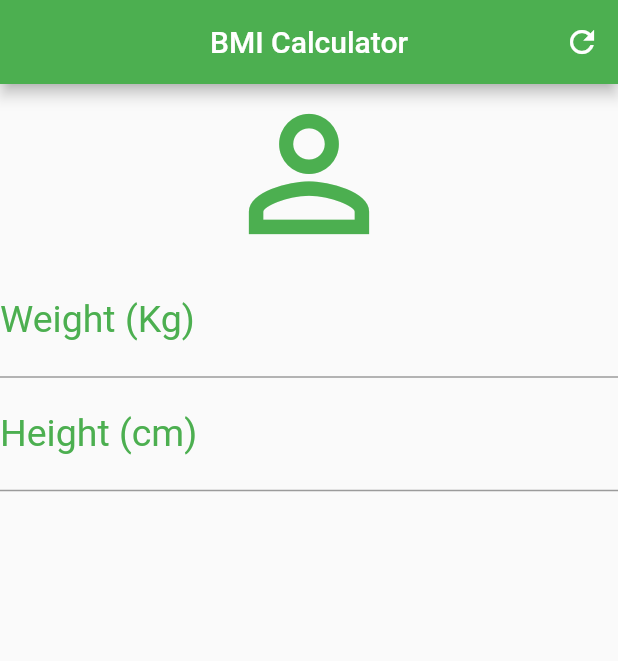
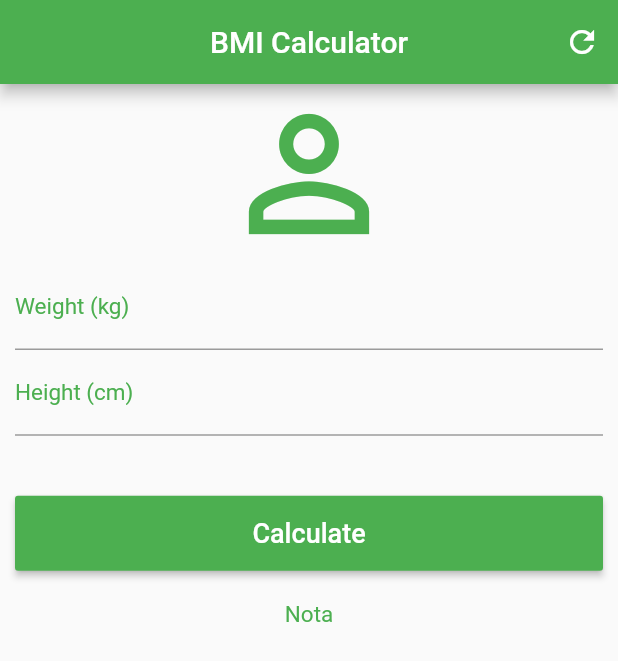
Before and after one commit to Wkerlyson/calculator-bmi, a Flutter app: the screen it shows after launch, on a phone screen of 412 x 824 dp. Shown: the top 661 px of the screen. Run offline on Flutter 3.47's test engine with Material 2 defaults, Android fonts, the phone set to English and light mode, and no system bars.

Commit message:
adding ScrollView and RaisedButton

```diff
--- a/lib/main.dart
+++ b/lib/main.dart
@@ -23,26 +23,47 @@ class _HomeState extends State<Home> {
             )
           ],
         ),
-      body: Column(
+        body: SingleChildScrollView(
+          padding: EdgeInsets.fromLTRB(10, 0, 10, 0),
+          child: Column(
             crossAxisAlignment: CrossAxisAlignment.stretch,
             children: <Widget>[
               Icon(Icons.person_outline, size: 120, color: Colors.green),
               TextField(
                 keyboardType: TextInputType.number,
                 decoration: InputDecoration(
-                labelText: 'Weight (Kg)',
+                    labelText: 'Weight (kg)',
                     labelStyle: TextStyle(color: Colors.green)),
-            style: TextStyle(color: Colors.green, fontSize: 25),
+                style: TextStyle(color: Colors.green, fontSize: 15),
               ),
               TextField(
                 keyboardType: TextInputType.number,
                 decoration: InputDecoration(
                     labelText: 'Height (cm)',
                     labelStyle: TextStyle(color: Colors.green)),
-            style: TextStyle(color: Colors.green, fontSize: 25),
+                style: TextStyle(color: Colors.green, fontSize: 15),
+              ),
+              Padding(
+                padding: EdgeInsets.only(bottom: 20, top: 40),
+                child: Container(
+                  height: 50,
+                  child: RaisedButton(
+                    onPressed: () {},
+                    child: Text(
+                      'Calculate',
+                      style: TextStyle(color: Colors.white, fontSize: 18),
+                    ),
+                    color: Colors.green,
+                  ),
+                ),
+              ),
+              Text(
+                'Nota',
+                textAlign: TextAlign.center,
+                style: TextStyle(color: Colors.green, fontSize: 15),
               )
             ],
           ),
-    );
+        ));
   }
 }
```
Lines whose indentation alone changed are shown as unchanged.
